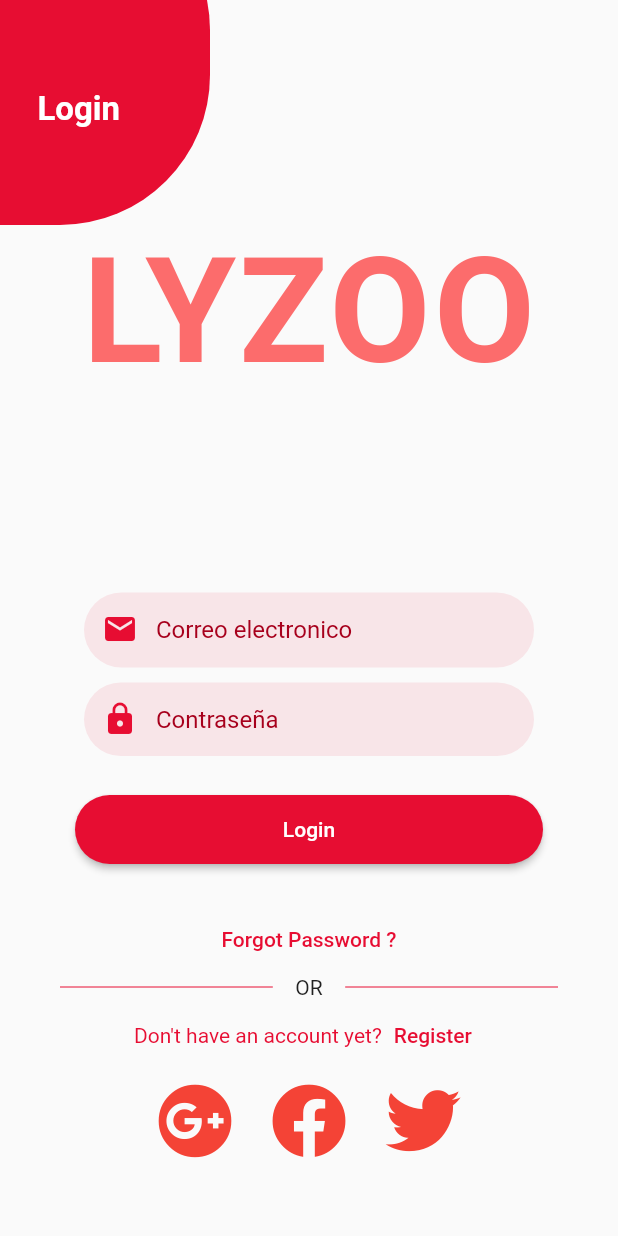
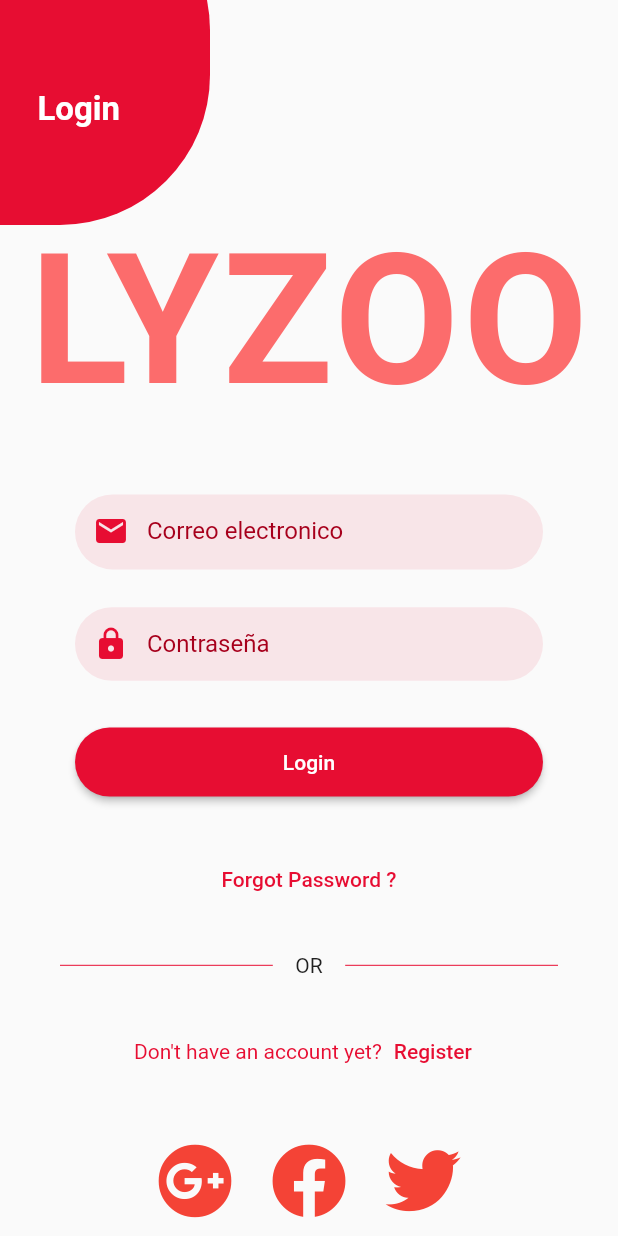
Before and after one commit to shadialmancy/Food-Delivery-Application, a Flutter app: the screen it shows after launch, on a phone screen of 412 x 824 dp. Run offline on Flutter 3.47's test engine with Material 2 defaults, Android fonts, the phone set to English and light mode, and no system bars; our stand-ins replace convex_bottom_bar, firebase_core, firebase_messaging, flutter_local_notifications, flutter_svg, font_awesome_flutter and 2 more; accounts and stored records are empty.

Commit message:
fix loginPage

```diff
--- a/lib/src/config/routes.dart
+++ b/lib/src/config/routes.dart
@@ -2,6 +2,7 @@ import 'package:flutter/material.dart';
 import 'package:ramayo_client_app/src/pages/agregar_tarjeta.dart';
 import 'package:ramayo_client_app/src/pages/detalle_page.dart';
 import 'package:ramayo_client_app/src/pages/favorite_restaurant_page.dart';
+import 'package:ramayo_client_app/src/pages/forgot_page.dart';
 import 'package:ramayo_client_app/src/pages/home_page.dart';
 import 'package:ramayo_client_app/src/pages/information_restaurant_page.dart';
 import 'package:ramayo_client_app/src/pages/login_page.dart';
@@ -37,6 +38,7 @@ class RoutesApp {
       '/pagoPage': (BuildContext context) => PagoPage(),
       '/notificationsPage': (BuildContext context) => NotificationsPage(),
       '/shadi': (BuildContext context) => PaymentPage(),
+      '/forgotPassword': (BuildContext context) => ForgotPage(),
     };
   }
 }
--- a/lib/src/pages/controllers/login_controller.dart
+++ b/lib/src/pages/controllers/login_controller.dart
@@ -12,11 +12,15 @@ import 'package:flutter/material.dart';
 
 
    void goToHomePage(){
-
+     //TODO validar login
      Navigator.pushNamed(context!, '/');
    }
 
    void goToIngresaNumero(){
      Navigator.pushNamed(context!, '/numberPage');
    }
+
+   void goToForgotPassword(){
+     Navigator.pushNamed(context!, '/forgotPassword');
+   }
  }
--- /dev/null
+++ b/lib/src/pages/forgot_page.dart
@@ -0,0 +1,14 @@
+import 'package:flutter/material.dart';
+
+
+class ForgotPage extends StatelessWidget {
+
+  @override
+  Widget build(BuildContext context) {
+    return const Scaffold(
+      body: Center(
+        child: Text('Forgot password'),
+     ),
+   );
+  }
+}
--- a/lib/src/pages/login_page.dart
+++ b/lib/src/pages/login_page.dart
@@ -10,7 +10,6 @@ class LoginPage extends StatefulWidget {
 }
 
 class _LoginPageState extends State<LoginPage> {
-
   bool passwordVisible = false;
 
   LoginController _controller = new LoginController();
@@ -30,83 +29,50 @@ class _LoginPageState extends State<LoginPage> {
       width: double.infinity,
       child: Stack(
         children: <Widget>[
-
-            Positioned(
-              top: -80,
-              left: -100,
-              child: circle()
-            ),
-
-            Positioned(
-              top: 60,
-              left: 25,
-              child: text(),
-            ),
-
-
-            SingleChildScrollView(
-              child: column(context)
-            )
+          const _PelotaRojaLogin(),
+          SingleChildScrollView(child: pagina(context)),
         ],
       ),
-      ) // This trailing comma makes auto-formatting nicer for build methods.
+    ));
+  }
+
+  Widget pagina(BuildContext context) {
+    return Container(
+      height: MediaQuery.of(context).size.height,
+      child: Column(
+        mainAxisAlignment: MainAxisAlignment.spaceBetween,
+        crossAxisAlignment: CrossAxisAlignment.center,
+        children: [
+          Expanded(
+            child: title(),
+            flex: 4,
+          ),
+          Expanded(
+            flex: 6,
+            child: Column(
+              mainAxisAlignment: MainAxisAlignment.spaceBetween,
+              children: [
+                inputEmail(),
+                inputPassword(),
+                bottonLogin(),
+                forgotPassword(),
+                orIcon(),
+                register(),
+                socialIcon(),
+              ],
+            ),
+          ),
+        ],
+      ),
     );
   }
 
-
-
-  Widget column(BuildContext context){
-    return Column(
-          mainAxisAlignment: MainAxisAlignment.center,
-          crossAxisAlignment: CrossAxisAlignment.center,
-          children: [
-
-            const SizedBox(height: 150),
-
-            title(),
-
-            const SizedBox(height: 130),
-
-            inputEmail(),
-
-            const SizedBox(height: 10),
-
-            inputPassword(),
-
-            const SizedBox(height: 20),
-
-
-            bottonLogin(),
-
-
-            const SizedBox(height: 20),
-
-
-            forgotPassword(),
-
-            const SizedBox(height: 0),
-
-
-            orIcon(),
-
-            register(),
-
-            const SizedBox(height: 0),
-
-            socialIcon(),
-          ],
-        );
-  }
-
-  Widget inputEmail(){
+  Widget inputEmail() {
     return Container(
       margin: const EdgeInsets.symmetric(horizontal: 50),
-      width: 300,
+      // width: 300,
       height: 50,
-      decoration: BoxDecoration(
-        color: const Color.fromRGBO(231, 13, 50, 0.09019607843137255),
-        borderRadius: BorderRadius.circular(30)
-      ),
+      decoration: BoxDecoration(color: const Color.fromRGBO(231, 13, 50, 0.09019607843137255), borderRadius: BorderRadius.circular(30)),
       child: TextFormField(
         keyboardType: TextInputType.emailAddress,
         decoration: const InputDecoration(
@@ -125,14 +91,11 @@ class _LoginPageState extends State<LoginPage> {
     );
   }
 
-  Widget inputPassword(){
+  Widget inputPassword() {
     return Container(
       margin: const EdgeInsets.symmetric(horizontal: 50),
-      width: 300,
-      decoration: BoxDecoration(
-        color: MyColors.primaryOpacityColor,
-        borderRadius: BorderRadius.circular(30)
-      ),
+      // width: 300,
+      decoration: BoxDecoration(color: MyColors.primaryOpacityColor, borderRadius: BorderRadius.circular(30)),
       child: TextFormField(
         obscureText: true,
         keyboardType: TextInputType.text,
@@ -140,19 +103,13 @@ class _LoginPageState extends State<LoginPage> {
             hintText: 'Contraseña',
             border: InputBorder.none,
             contentPadding: const EdgeInsets.all(15),
-        hintStyle: TextStyle(
-          color: MyColors.primaryColorDark
-        ),
-        prefixIcon: Icon(
-          Icons.lock,
-          color: MyColors.primaryColor
-        )
-       ),
+            hintStyle: TextStyle(color: MyColors.primaryColorDark),
+            prefixIcon: Icon(Icons.lock, color: MyColors.primaryColor)),
       ),
     );
   }
 
-  Widget bottonLogin(){
+  Widget bottonLogin() {
     return Container(
       width: double.infinity,
       margin: const EdgeInsets.symmetric(horizontal: 50, vertical: 5),
@@ -161,147 +118,92 @@ class _LoginPageState extends State<LoginPage> {
         child: const Text('Login'),
         style: ElevatedButton.styleFrom(
             primary: MyColors.primaryColor,
-         shape: RoundedRectangleBorder(
-           borderRadius: BorderRadius.circular(30)
-         ),
-         padding: const EdgeInsets.symmetric(vertical: 15)
-       ),
+            shape: RoundedRectangleBorder(borderRadius: BorderRadius.circular(30)),
+            padding: const EdgeInsets.symmetric(vertical: 15)),
       ),
     );
   }
 
-  Widget forgotPassword(){
-    return TextButton(
-      onPressed: () {},
-      child: Text(
-        'Forgot Password ?',
-        style: TextStyle(
-          color: MyColors.primaryColor
-        ),
-      ),
-    );
+  Widget forgotPassword() {
+    return TextButton(onPressed: _controller.goToForgotPassword, child: Text('Forgot Password ?', style: TextStyle(color: MyColors.primaryColor)));
   }
 
-  Widget register(){
+  Widget register() {
     return Row(
       mainAxisAlignment: MainAxisAlignment.center,
       children: [
-
-        Text(
-          "Don\'t have an account yet?",
-          style: TextStyle(
-            color: MyColors.primaryColor
-          )
-        ),
-
-        TextButton(
-          onPressed: _controller.goToIngresaNumero,
-          child: Text(
-            "Register",
-            style: TextStyle(
-              color: MyColors.primaryColor
-            )
-          )
-        )
+        Text("Don\'t have an account yet?", style: TextStyle(color: MyColors.primaryColor)),
+        TextButton(onPressed: _controller.goToIngresaNumero, child: Text("Register", style: TextStyle(color: MyColors.primaryColor)))
       ],
     );
   }
 
-  Widget socialIcon(){
-    return Row(
+  Widget socialIcon() {
+    return Padding(
+      padding: const EdgeInsets.all(4.0),
+      child: Row(
         mainAxisAlignment: MainAxisAlignment.center,
         children: [
-
-        IconButton(
-          onPressed: () {},
-          icon: const Icon(FontAwesomeIcons.googlePlus), color: Colors.red, iconSize: 50
-        ),
-
+          IconButton(onPressed: () {}, icon: const Icon(FontAwesomeIcons.googlePlus), color: Colors.red, iconSize: 50),
           const SizedBox(width: 10),
-
-        IconButton(
-          onPressed: () {},
-          icon: const Icon(FontAwesomeIcons.facebook), color: Colors.red, iconSize: 50
-        ),
-
+          IconButton(onPressed: () {}, icon: const Icon(FontAwesomeIcons.facebook), color: Colors.red, iconSize: 50),
           const SizedBox(width: 10),
-
-        IconButton(
-          onPressed: () {},
-          icon: const Icon(FontAwesomeIcons.twitter), color: Colors.red, iconSize: 50
-        )
-      ],
-    );
-  }
-
-  Widget title(){
-    return const FittedBox(
-      child: Text(
-        "LYZOO",
-        style: TextStyle(
-          fontSize: 98,
-          color: const Color.fromRGBO(252, 73, 73, 0.80),
-          fontWeight: FontWeight.bold,
-          letterSpacing: 2
-        )
-      ),
-    );
-  }
-
-  Widget orIcon(){
-    return Container(
-      child: Row(
-       children: [
-
-        Expanded(
-         child: Container(
-          margin: const EdgeInsets.only(left: 10.0, right: 15.0),
-          child: Divider(
-            indent: 30,
-            color: MyColors.primaryColor,
-            height: 0
-          )
-         )
-        ),
-
-        const Text("OR"),
-
-        Expanded(
-         child: Container(
-          margin: const EdgeInsets.only(left: 15.0, right: 10.0),
-          child: Divider(
-            color: MyColors.primaryColor,
-            height: 0,
-            endIndent: 30
-          )
-         )
-        ),
+          IconButton(onPressed: () {}, icon: const Icon(FontAwesomeIcons.twitter), color: Colors.red, iconSize: 50),
         ],
       ),
     );
   }
 
-  Widget circle(){
-    return Container(
-      width: 240,
-      height: 230,
-      decoration: BoxDecoration(
-        color: MyColors.primaryColor,
-        borderRadius: BorderRadius.circular(100)
-      )
+  Widget title() {
+    return const FittedBox(
+      child: Padding(
+        padding: EdgeInsets.only(top: 80, left: 15, right: 15),
+        child: Text("LYZOO",
+            style: TextStyle(fontSize: 98, color: const Color.fromRGBO(252, 73, 73, 0.80), fontWeight: FontWeight.bold, letterSpacing: 2)),
+      ),
     );
   }
 
-  Widget text(){
-    return const Text(
-      'Login',
-      style: TextStyle(
-        color: Colors.white,
-        fontWeight: FontWeight.bold,
-        fontSize: 22
-      )
+  Widget orIcon() {
+    return Container(
+      child: Row(
+        children: [
+          Expanded(
+              child: Container(
+                  margin: const EdgeInsets.only(left: 10.0, right: 15.0), child: Divider(indent: 30, color: MyColors.primaryColor, height: 0))),
+          const Text("OR"),
+          Expanded(
+              child: Container(
+                  margin: const EdgeInsets.only(left: 15.0, right: 10.0), child: Divider(color: MyColors.primaryColor, height: 0, endIndent: 30))),
+        ],
+      ),
     );
   }
+}
 
+class _PelotaRojaLogin extends StatelessWidget {
+  const _PelotaRojaLogin({
+    Key? key,
+  }) : super(key: key);
 
+  @override
+  Widget build(BuildContext context) {
+    return Stack(
+      children: [
+        Positioned(
+            top: -80,
+            left: -100,
+            child: Container(
+                width: 240, height: 230, decoration: BoxDecoration(color: MyColors.primaryColor, borderRadius: BorderRadius.circular(100)))),
+        const Positioned(
+          top: 60,
+          left: 25,
+          child: Text(
+            'Login',
+            style: TextStyle(color: Colors.white, fontWeight: FontWeight.bold, fontSize: 22),
+          ),
+        )
+      ],
+    );
   }
+}
```
Lines whose indentation alone changed are shown as unchanged.
